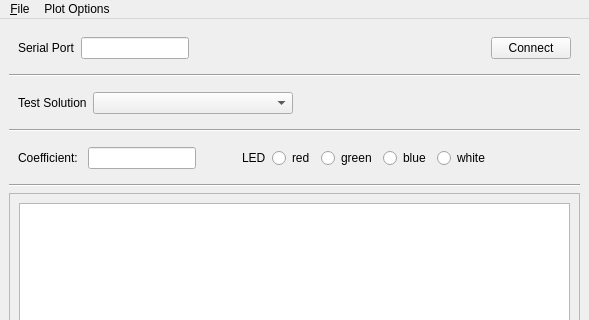
First picture: the form in python/Colorimeter/colorimeter_measurement_gui/colorimeter_measurement.ui, repository iorodeo/colorimeter, before the edit; both pictures show x 0 to 589 and y 0 to 320 of the 589 by 537 pixel window.
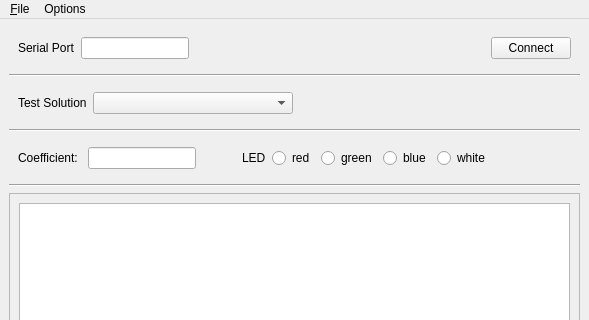
Second picture: the form after the edit.

Commit message: Work on measurement GUI. Added ability to test solution data from the default and user directories.

```diff
--- a/python/Colorimeter/colorimeter_measurement_gui/colorimeter_measurement.ui
+++ b/python/Colorimeter/colorimeter_measurement_gui/colorimeter_measurement.ui
@@ -354,7 +354,7 @@
    </widget>
    <widget class="QMenu" name="menuPlotOptions">
     <property name="title">
-     <string>Plot Options</string>
+     <string>Options</string>
     </property>
     <widget class="QMenu" name="menuPlotStyle">
      <property name="title">
```
Left out of the diff: 86 changed lines with no effect on the pictures. The commit also changes 4 other files.
